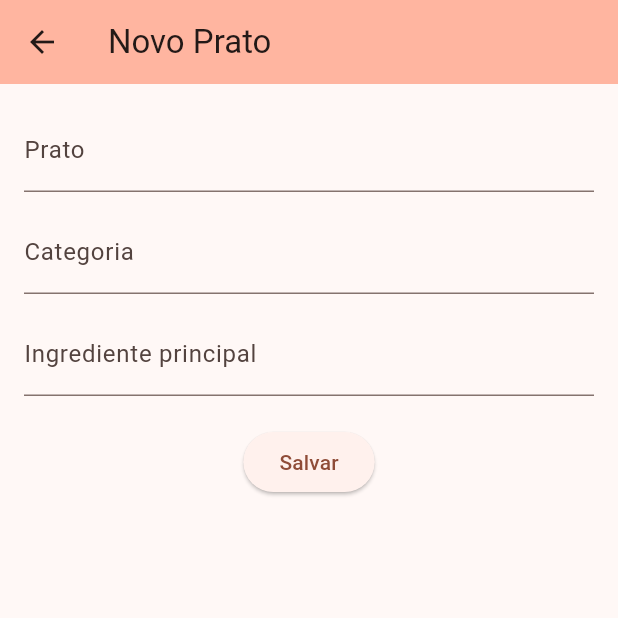
After one commit to mths-machado/restaurante_app, a Flutter app: the screen it shows after launch, after a tap on the "add" icon, on a phone screen of 412 x 824 dp, the top half of it. The commit adds this screen. Run offline on Flutter 3.47's test engine with Material 3 defaults, Android fonts, the phone set to English and light mode, and no system bars; our stand-ins replace material_ui.

Commit message:
tela de cadastro com formulario

```diff
--- /dev/null
+++ b/lib/form_page.dart
@@ -0,0 +1,74 @@
+import 'package:material_ui/material_ui.dart';
+import 'prato.dart';
+
+class FormPage extends StatefulWidget {
+  const FormPage({super.key});
+
+  @override
+  State<FormPage> createState() => _FormPageState();
+}
+
+class _FormPageState extends State<FormPage> {
+  // controllers dos campos de texto
+  final ctrlPrato = TextEditingController();
+  final ctrlCat = TextEditingController();
+  final ctrlIng = TextEditingController();
+
+  @override
+  void dispose() {
+    ctrlPrato.dispose();
+    ctrlCat.dispose();
+    ctrlIng.dispose();
+    super.dispose();
+  }
+
+  // monta o prato e volta pra tela inicial
+  void salvar() {
+    Prato p = Prato(
+      prato: ctrlPrato.text,
+      categoria: ctrlCat.text,
+      ingrediente: ctrlIng.text,
+    );
+    Navigator.pop(context, p);
+  }
+
+  @override
+  Widget build(BuildContext context) {
+    return Scaffold(
+      appBar: AppBar(
+        title: const Text('Novo Prato'),
+        backgroundColor: Theme.of(context).colorScheme.inversePrimary,
+      ),
+      body: Padding(
+        padding: const EdgeInsets.all(16),
+        child: Form(
+          child: Column(
+            children: [
+              TextFormField(
+                controller: ctrlPrato,
+                decoration: const InputDecoration(labelText: 'Prato'),
+              ),
+              const SizedBox(height: 12),
+              TextFormField(
+                controller: ctrlCat,
+                decoration: const InputDecoration(labelText: 'Categoria'),
+              ),
+              const SizedBox(height: 12),
+              TextFormField(
+                controller: ctrlIng,
+                decoration: const InputDecoration(
+                  labelText: 'Ingrediente principal',
+                ),
+              ),
+              const SizedBox(height: 20),
+              ElevatedButton(
+                onPressed: salvar,
+                child: const Text('Salvar'),
+              ),
+            ],
+          ),
+        ),
+      ),
+    );
+  }
+}
--- a/lib/main.dart
+++ b/lib/main.dart
@@ -1,4 +1,5 @@
 import 'package:material_ui/material_ui.dart';
+import 'form_page.dart';
 import 'prato.dart';
 
 void main() {
@@ -37,6 +38,20 @@ class _HomePageState extends State<HomePage> {
     ),
   ];
 
+  // abre a tela de cadastro e adiciona o prato quando voltar
+  Future<void> abrirForm() async {
+    final p = await Navigator.push<Prato>(
+      context,
+      MaterialPageRoute(builder: (context) => const FormPage()),
+    );
+
+    if (p != null) {
+      setState(() {
+        lista.add(p);
+      });
+    }
+  }
+
   @override
   Widget build(BuildContext context) {
     return Scaffold(
@@ -60,6 +75,10 @@ class _HomePageState extends State<HomePage> {
                 );
               },
             ),
+      floatingActionButton: FloatingActionButton(
+        onPressed: abrirForm,
+        child: const Icon(Icons.add),
+      ),
     );
   }
 }
```
